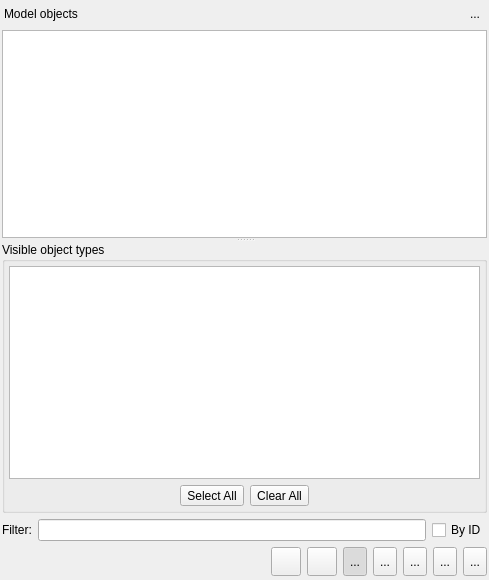
The window that libs/libgui/ui/widgets/modelobjectswidget.ui (pgmodeler/pgmodeler) describes before a commit, drawn with Qt 5.
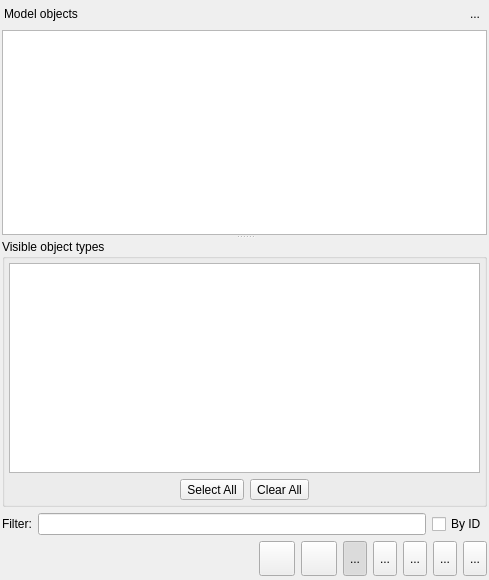
The same window after the commit. Icons and pictures are not drawn.

```diff
--- a/libs/libgui/ui/widgets/modelobjectswidget.ui
+++ b/libs/libgui/ui/widgets/modelobjectswidget.ui
@@ -178,8 +178,8 @@
              </property>
              <property name="iconSize">
               <size>
-               <width>20</width>
-               <height>20</height>
+               <width>28</width>
+               <height>28</height>
               </size>
              </property>
              <property name="indentation">
@@ -682,8 +682,8 @@
        </property>
        <property name="iconSize">
         <size>
-         <width>22</width>
-         <height>22</height>
+         <width>28</width>
+         <height>28</height>
         </size>
        </property>
        <property name="shortcut">
@@ -717,8 +717,8 @@
        </property>
        <property name="iconSize">
         <size>
-         <width>22</width>
-         <height>22</height>
+         <width>28</width>
+         <height>28</height>
         </size>
        </property>
        <property name="shortcut">
@@ -755,8 +755,8 @@
        </property>
        <property name="iconSize">
         <size>
-         <width>22</width>
-         <height>22</height>
+         <width>28</width>
+         <height>28</height>
         </size>
        </property>
        <property name="checkable">
@@ -793,8 +793,8 @@
        </property>
        <property name="iconSize">
         <size>
-         <width>22</width>
-         <height>22</height>
+         <width>28</width>
+         <height>28</height>
         </size>
        </property>
        <property name="checkable">
@@ -828,8 +828,8 @@
        </property>
        <property name="iconSize">
         <size>
-         <width>22</width>
-         <height>22</height>
+         <width>28</width>
+         <height>28</height>
         </size>
        </property>
        <property name="checkable">
@@ -866,8 +866,8 @@
        </property>
        <property name="iconSize">
         <size>
-         <width>22</width>
-         <height>22</height>
+         <width>28</width>
+         <height>28</height>
         </size>
        </property>
        <property name="checkable">
@@ -901,8 +901,8 @@
        </property>
        <property name="iconSize">
         <size>
-         <width>22</width>
-         <height>22</height>
+         <width>28</width>
+         <height>28</height>
         </size>
        </property>
        <property name="checkable">
```
Left out of the diff: 4 changed lines with no effect on the pictures.
